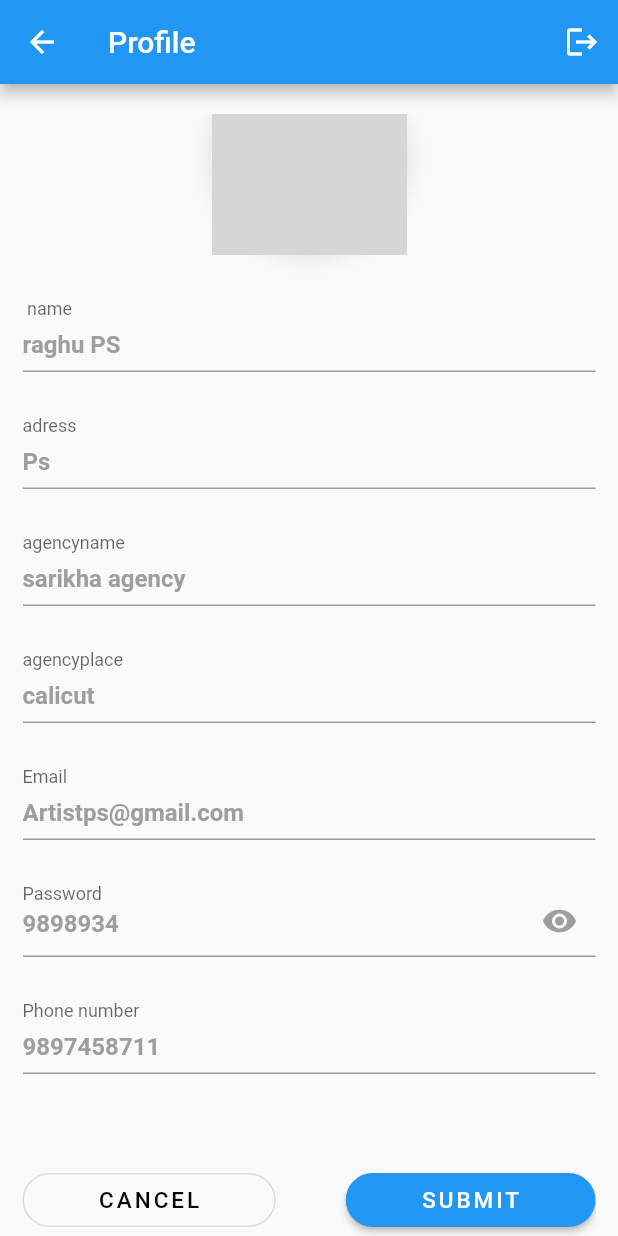
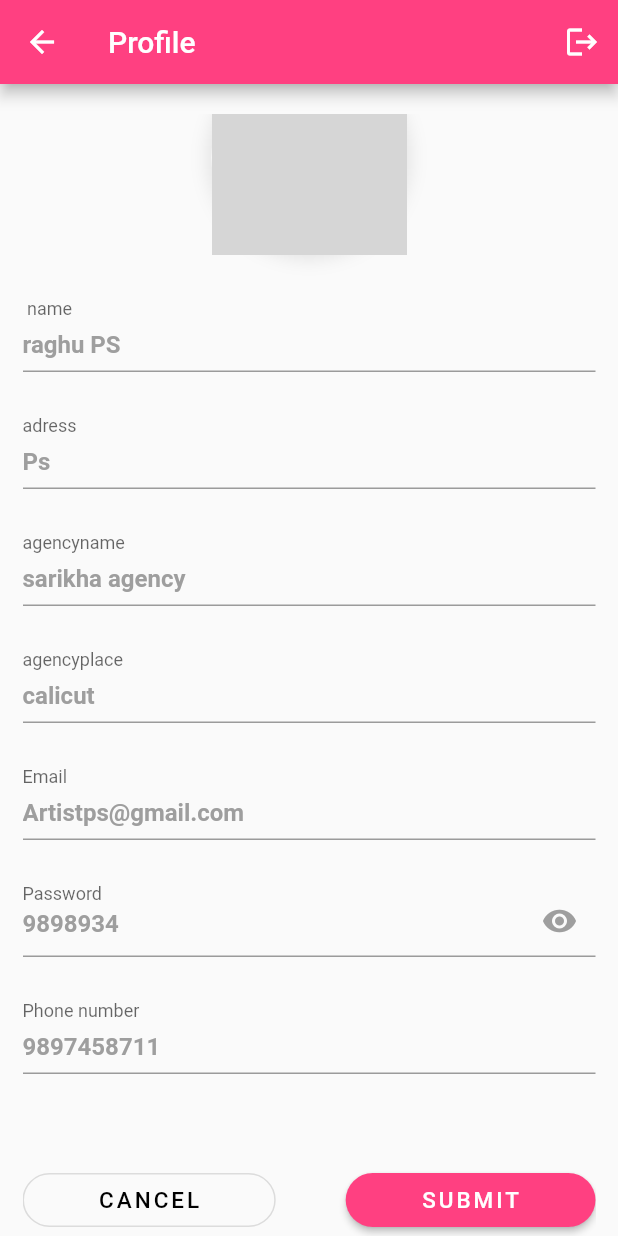
Before and after one commit to lubnawahid/industrialvisit, a Flutter app: the agencyprofile1 screen opened directly, scrolled down 36 dp, on a phone screen of 412 x 824 dp. Run offline on Flutter 3.47's test engine with Material 2 defaults, Android fonts, the light colour scheme and no system bars; our stand-ins replace fluttertoast; network calls fail; grey boxes are pictures that could not be loaded.

Commit message:
industrial visit

```diff
--- a/lib/travelagency/agencyprofile1.dart
+++ b/lib/travelagency/agencyprofile1.dart
@@ -39,6 +39,7 @@ class _agencyprofileState1 extends State<agencyprofile1> {
 
 
       appBar: AppBar(
+        backgroundColor: Colors.pinkAccent,
         title: Text("Profile"),
         actions: [
           IconButton(
@@ -149,7 +150,7 @@ class _agencyprofileState1 extends State<agencyprofile1> {
                     child: Text("SUBMIT", style: TextStyle(
                         fontSize: 15, letterSpacing: 2, color: Colors.white),),
                     style: ElevatedButton.styleFrom(
-                        primary: Colors.blue,
+                        primary: Colors.pinkAccent,
                         padding: EdgeInsets.symmetric(horizontal: 50),
                         shape: RoundedRectangleBorder(
                             borderRadius: BorderRadius.circular(20))
--- a/lib/travelagency/homescreen.dart
+++ b/lib/travelagency/homescreen.dart
@@ -103,7 +103,8 @@ SizedBox(height: 20,),
           ),
         ),
         appBar: AppBar
-          ( /*leading: IconButton(onPressed:(){},
+          (
+          backgroundColor: Colors.pinkAccent,/*leading: IconButton(onPressed:(){},
     icon:Icon(Icons.menu)),*/
           title: Text("HomePage"),
         ),
```
